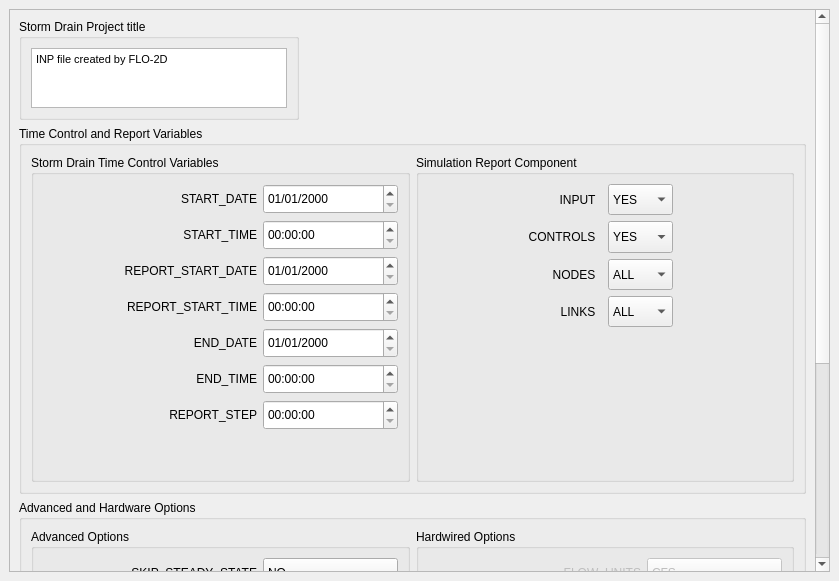
FLO-2DSoftware/qgis-flo-2d-plugin, file flo2d/ui/inp_groups.ui: the form before one commit.
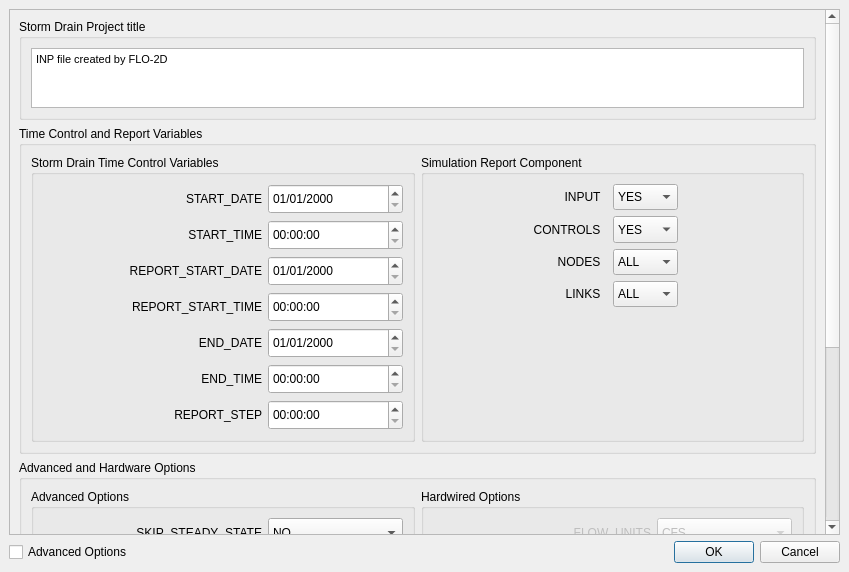
The form after the commit. Custom widgets are drawn as their Qt base class.

Commit message: Adjust sizes, spacers, and collapsable groups

```diff
--- a/flo2d/ui/inp_groups.ui
+++ b/flo2d/ui/inp_groups.ui
@@ -9,8 +9,8 @@
    <rect>
     <x>0</x>
     <y>0</y>
-    <width>839</width>
-    <height>581</height>
+    <width>849</width>
+    <height>572</height>
    </rect>
   </property>
   <property name="sizePolicy">
@@ -49,62 +49,12 @@
         <x>0</x>
         <y>0</y>
         <width>795</width>
-        <height>1052</height>
+        <height>960</height>
        </rect>
       </property>
       <layout class="QGridLayout" name="gridLayout_29">
        <item row="0" column="0">
         <layout class="QGridLayout" name="gridLayout">
-         <item row="0" column="0">
-          <widget class="QGroupBox" name="titleGroup">
-           <property name="sizePolicy">
-            <sizepolicy hsizetype="Preferred" vsizetype="Fixed">
-             <horstretch>0</horstretch>
-             <verstretch>0</verstretch>
-            </sizepolicy>
-           </property>
-           <property name="minimumSize">
-            <size>
-             <width>0</width>
-             <height>0</height>
-            </size>
-           </property>
-           <property name="title">
-            <string>Storm Drain Project title</string>
-           </property>
-           <layout class="QGridLayout" name="gridLayout_2">
-            <item row="0" column="0">
-             <widget class="QTextEdit" name="titleTextEdit">
-              <property name="sizePolicy">
-               <sizepolicy hsizetype="Preferred" vsizetype="Preferred">
-                <horstretch>0</horstretch>
-                <verstretch>0</verstretch>
-               </sizepolicy>
-              </property>
-              <property name="minimumSize">
-               <size>
-                <width>0</width>
-                <height>0</height>
-               </size>
-              </property>
-              <property name="maximumSize">
-               <size>
-                <width>16777215</width>
-                <height>60</height>
-               </size>
-              </property>
-              <property name="html">
-               <string>&lt;!DOCTYPE HTML PUBLIC &quot;-//W3C//DTD HTML 4.0//EN&quot; &quot;http://www.w3.org/TR/REC-html40/strict.dtd&quot;&gt;
-&lt;html&gt;&lt;head&gt;&lt;meta name=&quot;qrichtext&quot; content=&quot;1&quot; /&gt;&lt;style type=&quot;text/css&quot;&gt;
-p, li { white-space: pre-wrap; }
-&lt;/style&gt;&lt;/head&gt;&lt;body style=&quot; font-family:'MS Shell Dlg 2'; font-size:8pt; font-weight:400; font-style:normal;&quot;&gt;
-&lt;p style=&quot; margin-top:0px; margin-bottom:0px; margin-left:0px; margin-right:0px; -qt-block-indent:0; text-indent:0px;&quot;&gt;&lt;span style=&quot; font-size:8.25pt;&quot;&gt;INP file created by FLO-2D&lt;/span&gt;&lt;/p&gt;&lt;/body&gt;&lt;/html&gt;</string>
-              </property>
-             </widget>
-            </item>
-           </layout>
-          </widget>
-         </item>
          <item row="1" column="0" colspan="2">
           <widget class="QgsCollapsibleGroupBox" name="topGroup">
            <property name="title">
@@ -850,19 +800,6 @@
                  </item>
                 </layout>
                </item>
-               <item row="1" column="0">
-                <spacer name="verticalSpacer_4">
-                 <property name="orientation">
-                  <enum>Qt::Vertical</enum>
-                 </property>
-                 <property name="sizeHint" stdset="0">
-                  <size>
-                   <width>20</width>
-                   <height>40</height>
-                  </size>
-                 </property>
-                </spacer>
-               </item>
               </layout>
              </widget>
             </item>
@@ -1461,39 +1398,93 @@
            </layout>
           </widget>
          </item>
-         <item row="3" column="1" rowspan="3">
-          <widget class="QDialogButtonBox" name="components_buttonBox">
-           <property name="standardButtons">
-            <set>QDialogButtonBox::Cancel|QDialogButtonBox::Ok</set>
+         <item row="0" column="0" colspan="2">
+          <widget class="QGroupBox" name="titleGroup">
+           <property name="sizePolicy">
+            <sizepolicy hsizetype="Preferred" vsizetype="Fixed">
+             <horstretch>0</horstretch>
+             <verstretch>0</verstretch>
+            </sizepolicy>
            </property>
+           <property name="minimumSize">
+            <size>
+             <width>0</width>
+             <height>0</height>
+            </size>
+           </property>
+           <property name="title">
+            <string>Storm Drain Project title</string>
+           </property>
+           <layout class="QGridLayout" name="gridLayout_2">
+            <item row="0" column="0">
+             <widget class="QTextEdit" name="titleTextEdit">
+              <property name="sizePolicy">
+               <sizepolicy hsizetype="Preferred" vsizetype="Preferred">
+                <horstretch>0</horstretch>
+                <verstretch>0</verstretch>
+               </sizepolicy>
+              </property>
+              <property name="minimumSize">
+               <size>
+                <width>0</width>
+                <height>0</height>
+               </size>
+              </property>
+              <property name="maximumSize">
+               <size>
+                <width>16777215</width>
+                <height>60</height>
+               </size>
+              </property>
+              <property name="html">
+               <string>&lt;!DOCTYPE HTML PUBLIC &quot;-//W3C//DTD HTML 4.0//EN&quot; &quot;http://www.w3.org/TR/REC-html40/strict.dtd&quot;&gt;
+&lt;html&gt;&lt;head&gt;&lt;meta name=&quot;qrichtext&quot; content=&quot;1&quot; /&gt;&lt;style type=&quot;text/css&quot;&gt;
+p, li { white-space: pre-wrap; }
+&lt;/style&gt;&lt;/head&gt;&lt;body style=&quot; font-family:'MS Shell Dlg 2'; font-size:8pt; font-weight:400; font-style:normal;&quot;&gt;
+&lt;p style=&quot; margin-top:0px; margin-bottom:0px; margin-left:0px; margin-right:0px; -qt-block-indent:0; text-indent:0px;&quot;&gt;&lt;span style=&quot; font-size:8.25pt;&quot;&gt;INP file created by FLO-2D&lt;/span&gt;&lt;/p&gt;&lt;/body&gt;&lt;/html&gt;</string>
+              </property>
+             </widget>
+            </item>
+           </layout>
           </widget>
          </item>
-         <item row="4" column="0">
-          <widget class="QCheckBox" name="advanced_options_chbox">
-           <property name="text">
-            <string>Advanced Options</string>
+         <item row="3" column="1">
+          <spacer name="verticalSpacer_4">
+           <property name="orientation">
+            <enum>Qt::Vertical</enum>
            </property>
-          </widget>
+           <property name="sizeHint" stdset="0">
+            <size>
+             <width>20</width>
+             <height>40</height>
+            </size>
+           </property>
+          </spacer>
          </item>
         </layout>
        </item>
-       <item row="1" column="0">
-        <spacer name="verticalSpacer_5">
-         <property name="orientation">
-          <enum>Qt::Vertical</enum>
-         </property>
-         <property name="sizeHint" stdset="0">
-          <size>
-           <width>20</width>
-           <height>40</height>
-          </size>
-         </property>
-        </spacer>
-       </item>
       </layout>
      </widget>
     </widget>
    </item>
+   <item row="1" column="0">
+    <layout class="QHBoxLayout" name="horizontalLayout">
+     <item>
+      <widget class="QCheckBox" name="advanced_options_chbox">
+       <property name="text">
+        <string>Advanced Options</string>
+       </property>
+      </widget>
+     </item>
+     <item>
+      <widget class="QDialogButtonBox" name="components_buttonBox">
+       <property name="standardButtons">
+        <set>QDialogButtonBox::Cancel|QDialogButtonBox::Ok</set>
+       </property>
+      </widget>
+     </item>
+    </layout>
+   </item>
   </layout>
  </widget>
  <layoutdefault spacing="6" margin="9"/>
```
Left out of the diff: 4 changed lines with no effect on the pictures. The commit also changes 1 other file.
